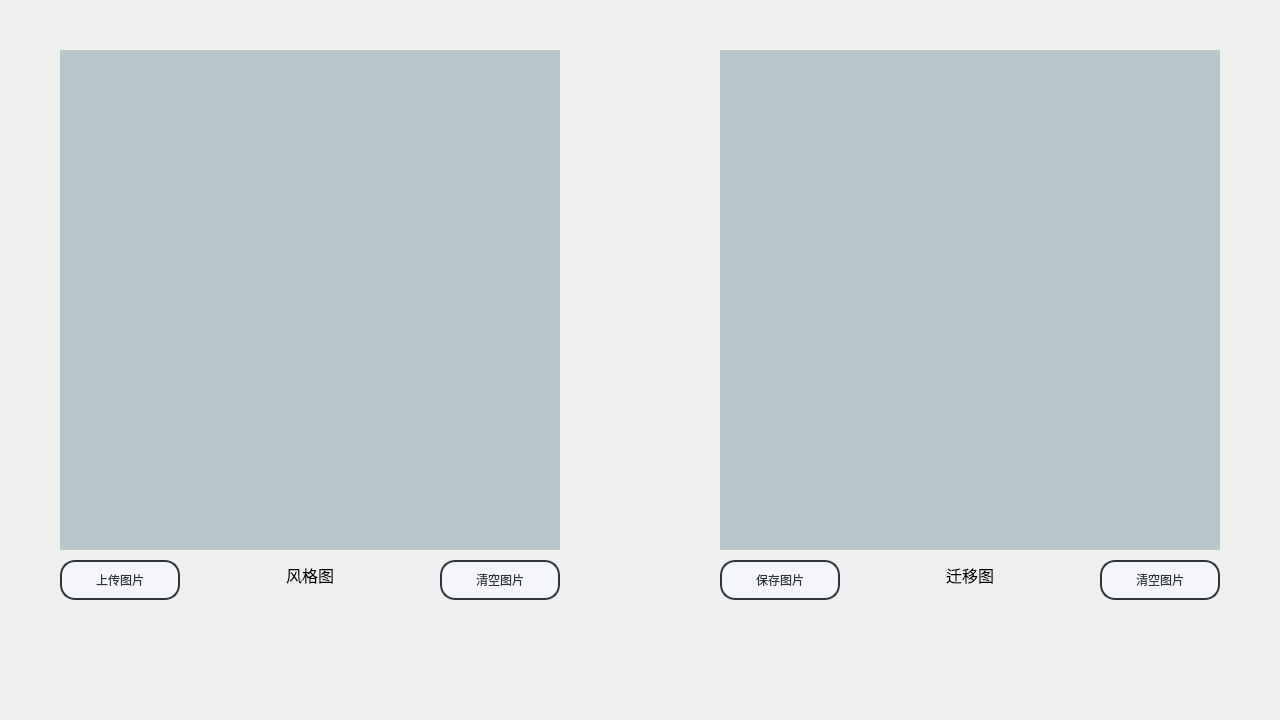
Old version of the form style_transfer_window.ui in the repository ZeikyChou/Diffusion-with-UI.
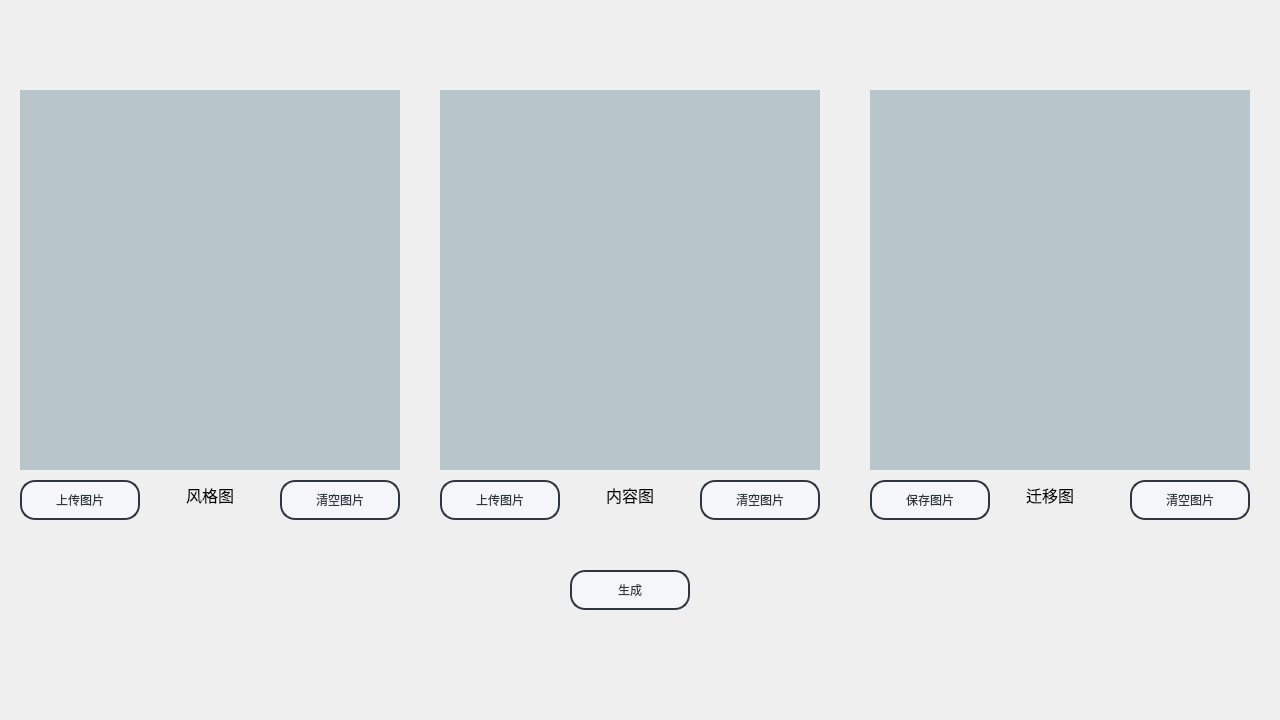
New version of the form.

Commit message: implementation of StyleTransferWindow

```diff
--- a/style_transfer_window.ui
+++ b/style_transfer_window.ui
@@ -16,10 +16,10 @@
   <widget class="QLabel" name="UploadImageLabel">
    <property name="geometry">
     <rect>
-     <x>60</x>
-     <y>50</y>
-     <width>500</width>
-     <height>500</height>
+     <x>20</x>
+     <y>90</y>
+     <width>380</width>
+     <height>380</height>
     </rect>
    </property>
    <property name="styleSheet">
@@ -32,10 +32,10 @@
   <widget class="QLabel" name="GeneratedImageLabel">
    <property name="geometry">
     <rect>
-     <x>720</x>
-     <y>50</y>
-     <width>500</width>
-     <height>500</height>
+     <x>870</x>
+     <y>90</y>
+     <width>380</width>
+     <height>380</height>
     </rect>
    </property>
    <property name="styleSheet">
@@ -48,8 +48,8 @@
   <widget class="QPushButton" name="UploadButton">
    <property name="geometry">
     <rect>
-     <x>60</x>
-     <y>560</y>
+     <x>20</x>
+     <y>480</y>
      <width>120</width>
      <height>40</height>
     </rect>
@@ -94,8 +94,8 @@
   <widget class="QPushButton" name="ClearUploadImageButton">
    <property name="geometry">
     <rect>
-     <x>440</x>
-     <y>560</y>
+     <x>280</x>
+     <y>480</y>
      <width>120</width>
      <height>40</height>
     </rect>
@@ -140,8 +140,8 @@
   <widget class="QPushButton" name="ClearImageButton">
    <property name="geometry">
     <rect>
-     <x>1100</x>
-     <y>560</y>
+     <x>1130</x>
+     <y>480</y>
      <width>120</width>
      <height>40</height>
     </rect>
@@ -186,8 +186,8 @@
   <widget class="QPushButton" name="SaveImageButton">
    <property name="geometry">
     <rect>
-     <x>720</x>
-     <y>560</y>
+     <x>870</x>
+     <y>480</y>
      <width>120</width>
      <height>40</height>
     </rect>
@@ -232,8 +232,8 @@
   <widget class="QLabel" name="label">
    <property name="geometry">
     <rect>
-     <x>270</x>
-     <y>560</y>
+     <x>170</x>
+     <y>480</y>
      <width>80</width>
      <height>30</height>
     </rect>
@@ -254,8 +254,8 @@
   <widget class="QLabel" name="label_2">
    <property name="geometry">
     <rect>
-     <x>930</x>
-     <y>560</y>
+     <x>1010</x>
+     <y>480</y>
      <width>80</width>
      <height>30</height>
     </rect>
@@ -273,6 +273,182 @@
     <set>Qt::AlignCenter</set>
    </property>
   </widget>
+  <widget class="QLabel" name="ContentImageLabel">
+   <property name="geometry">
+    <rect>
+     <x>440</x>
+     <y>90</y>
+     <width>380</width>
+     <height>380</height>
+    </rect>
+   </property>
+   <property name="styleSheet">
+    <string notr="true">background-color: rgb(184, 197, 203);</string>
+   </property>
+   <property name="text">
+    <string/>
+   </property>
+  </widget>
+  <widget class="QPushButton" name="UploadContentButton">
+   <property name="geometry">
+    <rect>
+     <x>440</x>
+     <y>480</y>
+     <width>120</width>
+     <height>40</height>
+    </rect>
+   </property>
+   <property name="styleSheet">
+    <string notr="true">QPushButton{
+	font: 10pt &quot;微软雅黑&quot;;
+    color: #2f3640;
+    background-color: #f5f6fa;
+    border-color: #2f3640;
+    border-radius: 15px;
+    border-style: solid;
+    border-width: 2px;
+    padding: 5px;
+}
+
+/**鼠标停留在按钮上的样式**/
+QPushButton::hover{	
+    color: #FFFFFF;
+    background-color: #718093;
+    border-color: #2f3640;
+}
+
+/**鼠标按压下去的样式**/
+QPushButton::pressed,QPushButton::checked{
+    color: #FFFFFF;
+    background-color: qlineargradient(spread:pad, x1:0, y1:0, x2:0, y2:1, stop:0 #273c75, stop:1 #487eb0);
+}
+
+/**按钮失能情况下样式**/
+QPushButton::disabled{
+    color: #FFFFFF;
+    background-color: #dcdde1;
+    border-color: #dcdde1;
+}
+</string>
+   </property>
+   <property name="text">
+    <string>上传图片</string>
+   </property>
+  </widget>
+  <widget class="QPushButton" name="ClearContentButton">
+   <property name="geometry">
+    <rect>
+     <x>700</x>
+     <y>480</y>
+     <width>120</width>
+     <height>40</height>
+    </rect>
+   </property>
+   <property name="styleSheet">
+    <string notr="true">QPushButton{
+	font: 10pt &quot;微软雅黑&quot;;
+    color: #2f3640;
+    background-color: #f5f6fa;
+    border-color: #2f3640;
+    border-radius: 15px;
+    border-style: solid;
+    border-width: 2px;
+    padding: 5px;
+}
+
+/**鼠标停留在按钮上的样式**/
+QPushButton::hover{	
+    color: #FFFFFF;
+    background-color: #718093;
+    border-color: #2f3640;
+}
+
+/**鼠标按压下去的样式**/
+QPushButton::pressed,QPushButton::checked{
+    color: #FFFFFF;
+    background-color: qlineargradient(spread:pad, x1:0, y1:0, x2:0, y2:1, stop:0 #273c75, stop:1 #487eb0);
+}
+
+/**按钮失能情况下样式**/
+QPushButton::disabled{
+    color: #FFFFFF;
+    background-color: #dcdde1;
+    border-color: #dcdde1;
+}
+</string>
+   </property>
+   <property name="text">
+    <string>清空图片</string>
+   </property>
+  </widget>
+  <widget class="QLabel" name="label_3">
+   <property name="geometry">
+    <rect>
+     <x>590</x>
+     <y>480</y>
+     <width>80</width>
+     <height>30</height>
+    </rect>
+   </property>
+   <property name="font">
+    <font>
+     <family>宋体</family>
+     <pointsize>12</pointsize>
+    </font>
+   </property>
+   <property name="text">
+    <string>内容图</string>
+   </property>
+   <property name="alignment">
+    <set>Qt::AlignCenter</set>
+   </property>
+  </widget>
+  <widget class="QPushButton" name="RunButton">
+   <property name="geometry">
+    <rect>
+     <x>570</x>
+     <y>570</y>
+     <width>120</width>
+     <height>40</height>
+    </rect>
+   </property>
+   <property name="styleSheet">
+    <string notr="true">QPushButton{
+	font: 10pt &quot;微软雅黑&quot;;
+    color: #2f3640;
+    background-color: #f5f6fa;
+    border-color: #2f3640;
+    border-radius: 15px;
+    border-style: solid;
+    border-width: 2px;
+    padding: 5px;
+}
+
+/**鼠标停留在按钮上的样式**/
+QPushButton::hover{	
+    color: #FFFFFF;
+    background-color: #718093;
+    border-color: #2f3640;
+}
+
+/**鼠标按压下去的样式**/
+QPushButton::pressed,QPushButton::checked{
+    color: #FFFFFF;
+    background-color: qlineargradient(spread:pad, x1:0, y1:0, x2:0, y2:1, stop:0 #273c75, stop:1 #487eb0);
+}
+
+/**按钮失能情况下样式**/
+QPushButton::disabled{
+    color: #FFFFFF;
+    background-color: #dcdde1;
+    border-color: #dcdde1;
+}
+</string>
+   </property>
+   <property name="text">
+    <string>生成</string>
+   </property>
+  </widget>
  </widget>
  <resources/>
  <connections/>
```
Left out of the diff: 10 changed lines with no effect on the pictures. The commit also changes 2 other files.
